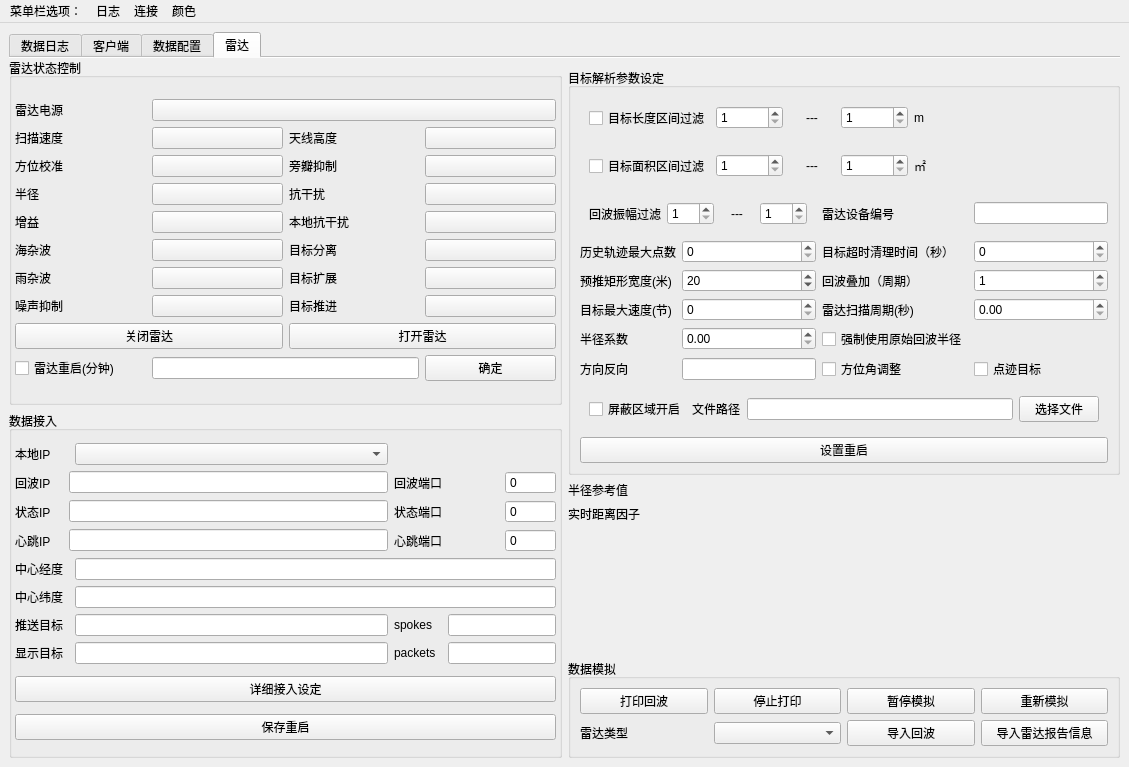
First picture: the form in src/radar_server_new/zchxradarinteface.ui, repository bnufree/zchx_radar, before the edit.
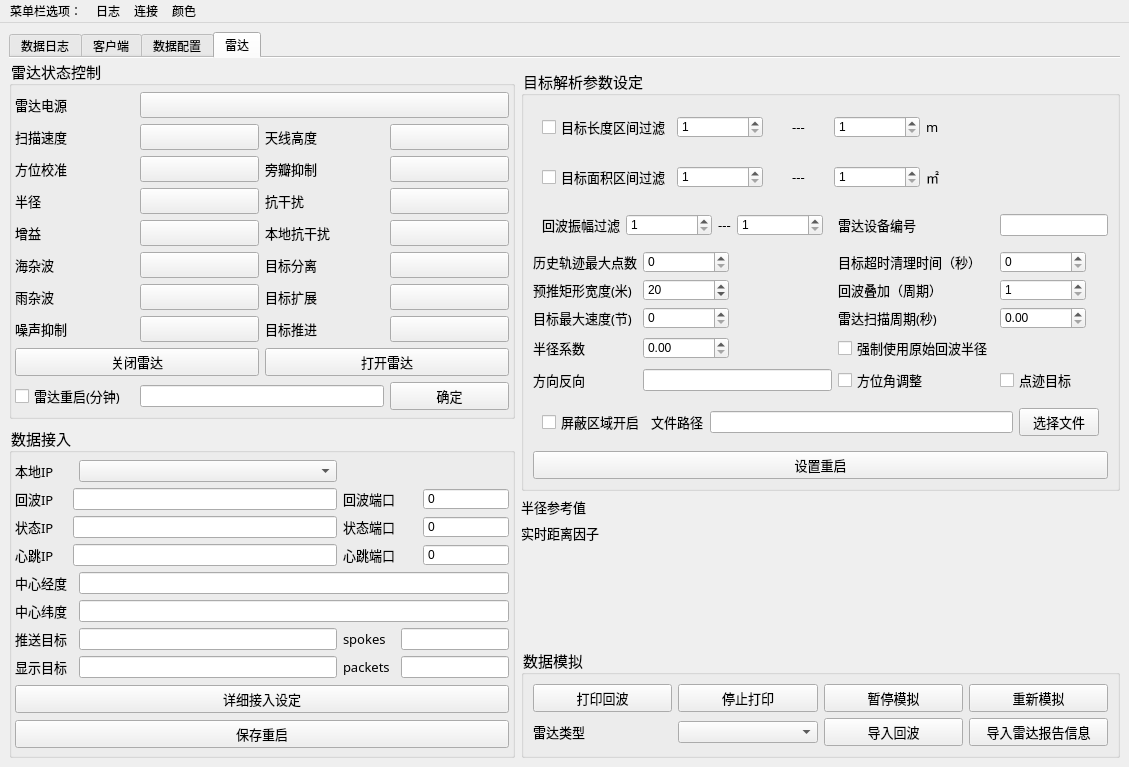
Second picture: the form after the edit. Custom widgets are drawn as their Qt base class.

The edit to the form file:
```diff
--- a/src/radar_server_new/zchxradarinteface.ui
+++ b/src/radar_server_new/zchxradarinteface.ui
@@ -25,6 +25,26 @@
   <property name="windowTitle">
    <string>MainWindow</string>
   </property>
+  <property name="styleSheet">
+   <string notr="true">QSpinBox, QDoubleSpinBox{
+	max-width:80px;
+	min-width:80px;
+}
+
+QLabel, QCheckBox, QPushButton{
+	color:black;
+	font-family:Microsoft Yahei;
+	font-size:10pt;
+	font-weight:normal;
+}
+
+QGroupBox{
+	color:black;
+	font-family:Microsoft Yahei;
+	font-size:11pt;
+	font-weight:normal;
+}</string>
+  </property>
   <widget class="QWidget" name="centralwidget">
    <layout class="QGridLayout" name="gridLayout_9">
     <item row="0" column="0">
@@ -898,8 +918,7 @@
               <item row="3" column="0">
                <widget class="QLabel" name="label_29">
                 <property name="styleSheet">
-                 <string notr="true">color: rgb(0, 0, 0);
-font: 9pt &quot;Agency FB&quot;;</string>
+                 <string notr="true"/>
                 </property>
                 <property name="text">
                  <string>历史轨迹最大点数</string>
@@ -919,8 +938,7 @@
               <item row="2" column="2">
                <widget class="QLabel" name="label_33">
                 <property name="styleSheet">
-                 <string notr="true">color: rgb(0, 0, 0);
-font: 9pt &quot;Agency FB&quot;;</string>
+                 <string notr="true"/>
                 </property>
                 <property name="text">
                  <string>雷达设备编号</string>
@@ -933,8 +951,7 @@
               <item row="3" column="2">
                <widget class="QLabel" name="label_27">
                 <property name="styleSheet">
-                 <string notr="true">color: rgb(0, 0, 0);
-font: 9pt &quot;Agency FB&quot;;</string>
+                 <string notr="true"/>
                 </property>
                 <property name="text">
                  <string>目标超时清理时间（秒）</string>
@@ -951,8 +968,7 @@
               <item row="4" column="2">
                <widget class="QLabel" name="label_11">
                 <property name="styleSheet">
-                 <string notr="true">color: rgb(0, 0, 0);
-font: 9pt &quot;Agency FB&quot;;</string>
+                 <string notr="true"/>
                 </property>
                 <property name="text">
                  <string>回波叠加（周期）</string>
@@ -965,8 +981,7 @@
               <item row="4" column="0">
                <widget class="QLabel" name="label_15">
                 <property name="styleSheet">
-                 <string notr="true">color: rgb(0, 0, 0);
-font: 9pt &quot;Agency FB&quot;;</string>
+                 <string notr="true"/>
                 </property>
                 <property name="text">
                  <string>预推矩形宽度(米)</string>
@@ -979,8 +994,7 @@
               <item row="7" column="0">
                <widget class="QLabel" name="label_10">
                 <property name="styleSheet">
-                 <string notr="true">color: rgb(0, 0, 0);
-font: 9pt &quot;Agency FB&quot;;</string>
+                 <string notr="true"/>
                 </property>
                 <property name="text">
                  <string>方向反向</string>
@@ -990,8 +1004,7 @@
               <item row="6" column="0">
                <widget class="QLabel" name="label_2">
                 <property name="styleSheet">
-                 <string notr="true">color: rgb(0, 0, 0);
-font: 9pt &quot;Agency FB&quot;;</string>
+                 <string notr="true"/>
                 </property>
                 <property name="text">
                  <string>半径系数 </string>
```
Left out of the diff: 5 changed lines with no effect on the pictures.
